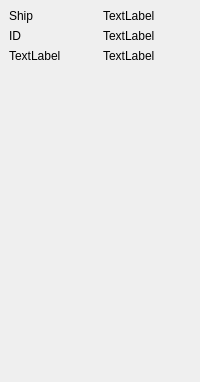
Before: the Qt Designer form waterobjectinfo.ui in ngc42/WaterWorld, drawn with Qt 5.
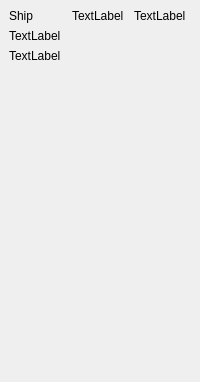
After: the same form once the commit is applied. The open tabs and pages were chosen to show the change.

```diff
--- a/waterobjectinfo.ui
+++ b/waterobjectinfo.ui
@@ -394,20 +394,6 @@
     </size>
    </property>
    <layout class="QGridLayout" name="gridLayout_3">
-    <item row="2" column="1">
-     <widget class="QLabel" name="labelShipDamage">
-      <property name="text">
-       <string>TextLabel</string>
-      </property>
-     </widget>
-    </item>
-    <item row="2" column="2">
-     <widget class="QLabel" name="labelShipTechnology">
-      <property name="text">
-       <string>TextLabel</string>
-      </property>
-     </widget>
-    </item>
     <item row="0" column="1">
      <widget class="QLabel" name="label_4">
       <property name="text">
@@ -415,27 +401,13 @@
       </property>
      </widget>
     </item>
-    <item row="0" column="2">
+    <item row="0" column="3">
      <widget class="QLabel" name="labelShipColor">
       <property name="text">
        <string>TextLabel</string>
       </property>
      </widget>
     </item>
-    <item row="1" column="1">
-     <widget class="QLabel" name="label_5">
-      <property name="text">
-       <string>ID</string>
-      </property>
-     </widget>
-    </item>
-    <item row="1" column="2">
-     <widget class="QLabel" name="labelShipId">
-      <property name="text">
-       <string>TextLabel</string>
-      </property>
-     </widget>
-    </item>
     <item row="3" column="1">
      <spacer name="verticalSpacer_3">
       <property name="orientation">
@@ -449,6 +421,27 @@
       </property>
      </spacer>
     </item>
+    <item row="0" column="2">
+     <widget class="QLabel" name="labelShipId">
+      <property name="text">
+       <string>TextLabel</string>
+      </property>
+     </widget>
+    </item>
+    <item row="1" column="1" colspan="2">
+     <widget class="QLabel" name="labelShipDamage">
+      <property name="text">
+       <string>TextLabel</string>
+      </property>
+     </widget>
+    </item>
+    <item row="2" column="1" colspan="2">
+     <widget class="QLabel" name="labelShipTechnology">
+      <property name="text">
+       <string>TextLabel</string>
+      </property>
+     </widget>
+    </item>
    </layout>
   </widget>
   <widget class="QWidget" name="pageHumanShip">
```
Left out of the diff: 58 changed lines with no effect on the pictures.
